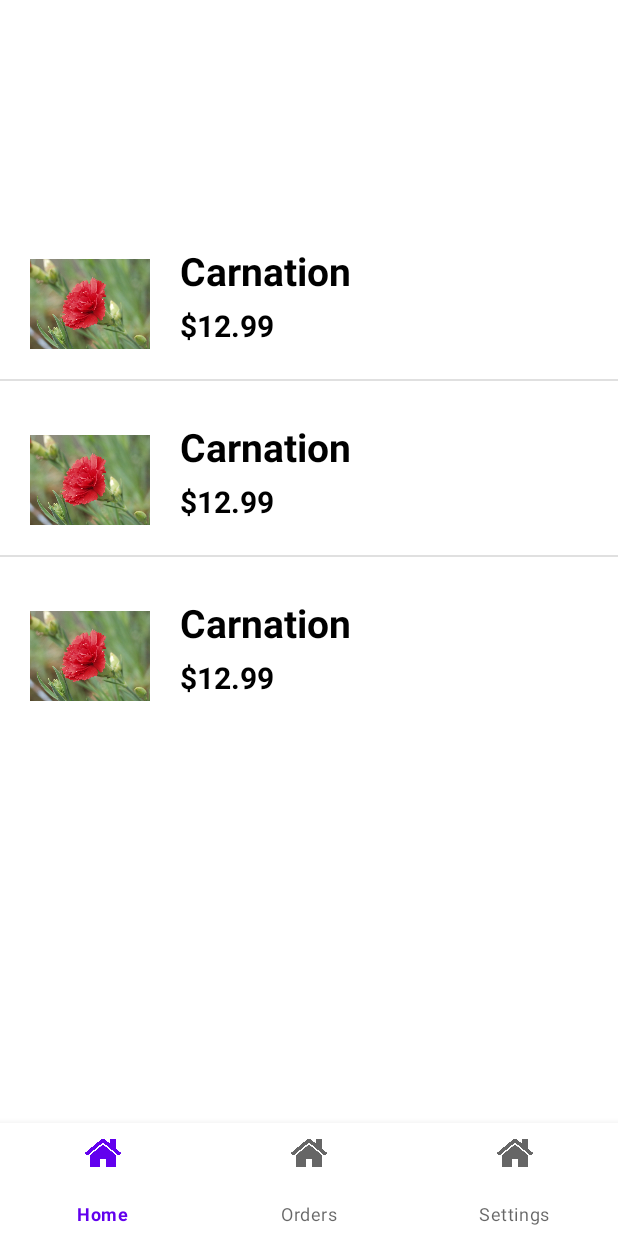
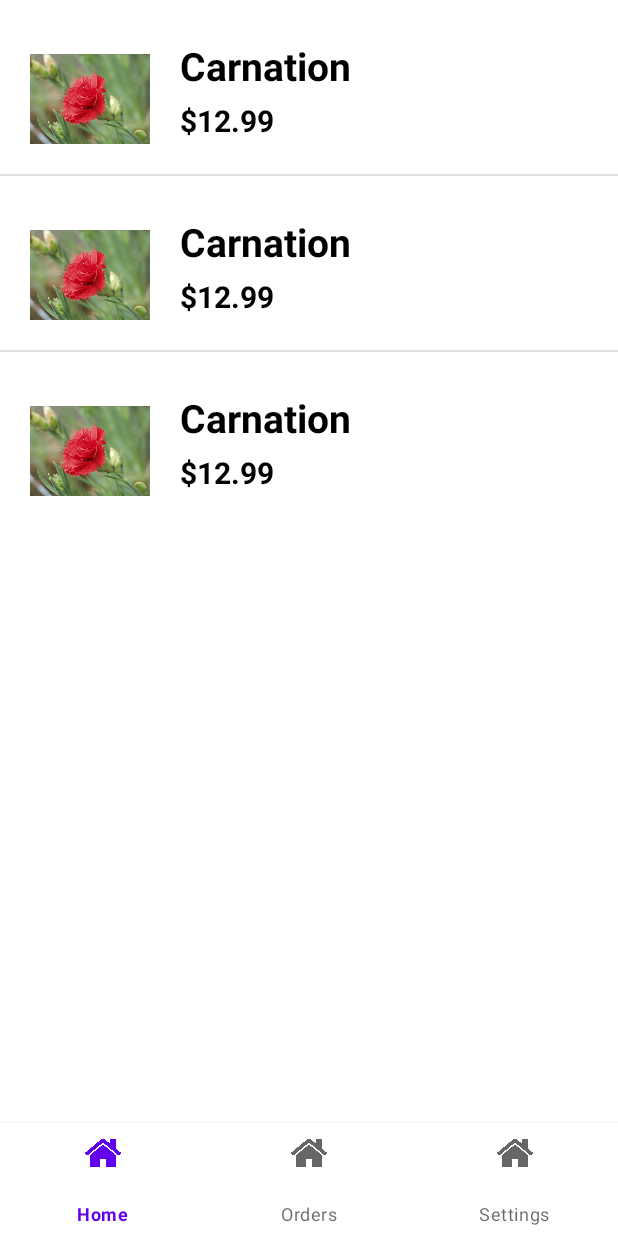
Before and after one commit to xieyz10/AndroidFinalProject, an Android app: the layout activity_productlist.xml on its own in the app's theme, with its tools: preview values and no code run, on a phone screen of 412 x 824 dp. Run offline under Robolectric (Android 15) with nearby library versions, the phone set to English and light mode, and no system bars.

Commit message:
fix layout issue

```diff
--- a/app/src/main/res/layout/activity_productlist.xml
+++ b/app/src/main/res/layout/activity_productlist.xml
@@ -1,35 +1,32 @@
 <?xml version="1.0" encoding="utf-8"?>
-<androidx.constraintlayout.widget.ConstraintLayout
+<LinearLayout
     xmlns:android="http://schemas.android.com/apk/res/android"
     xmlns:app="http://schemas.android.com/apk/res-auto"
     xmlns:tools="http://schemas.android.com/tools"
     android:layout_width="match_parent"
     android:layout_height="match_parent"
-    tools:context=".ProductListActivity">
+    android:orientation="vertical">
 
     <ListView
         android:id="@+id/listView_product"
         android:layout_width="match_parent"
         android:layout_height="wrap_content"
-        android:layout_marginTop="-200dp"
         xmlns:tools="http://schemas.android.com/tools"
         tools:listitem="@layout/productlist_item"
-        app:layout_constraintBottom_toBottomOf="parent"
-        app:layout_constraintEnd_toEndOf="parent"
-        app:layout_constraintHorizontal_bias="0.5"
-        app:layout_constraintStart_toStartOf="parent"
-        app:layout_constraintTop_toTopOf="parent"
         />
 
-    <com.google.android.material.bottomnavigation.BottomNavigationView
-        android:id="@+id/bottomNavigationView"
+    <RelativeLayout
+        android:id="@+id/relativeLayout1"
         android:layout_width="match_parent"
-        android:layout_height="75dp"
-        android:layout_marginBottom="0dp"
-        app:layout_constraintBottom_toBottomOf="parent"
-        app:layout_constraintEnd_toEndOf="parent"
-        app:layout_constraintHorizontal_bias="0.5"
-        app:layout_constraintStart_toStartOf="parent"
-        app:menu="@menu/bottom_nav_menu"/>
+        android:layout_height="wrap_content"
+        android:layout_gravity="bottom" >
+        <com.google.android.material.bottomnavigation.BottomNavigationView
+            android:id="@+id/bottomNavigationView"
+            android:layout_width="match_parent"
+            android:layout_height="75dp"
+            android:layout_gravity="bottom"
+            android:layout_alignParentBottom="true"
+            app:menu="@menu/bottom_nav_menu"/>
+    </RelativeLayout>
 
-</androidx.constraintlayout.widget.ConstraintLayout>
+</LinearLayout>
```
